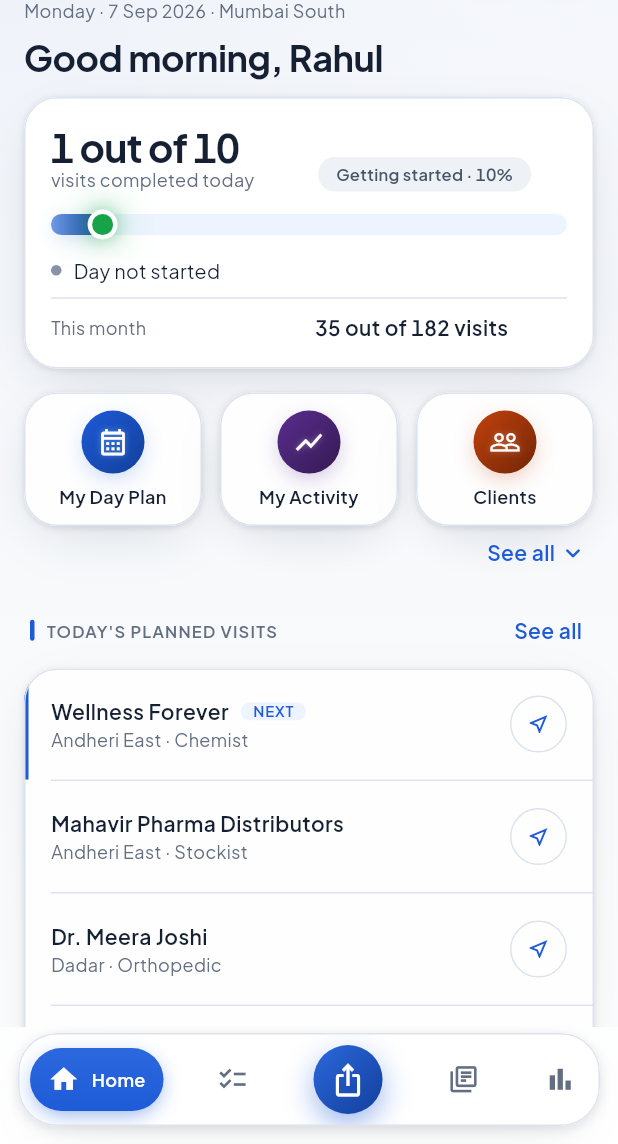
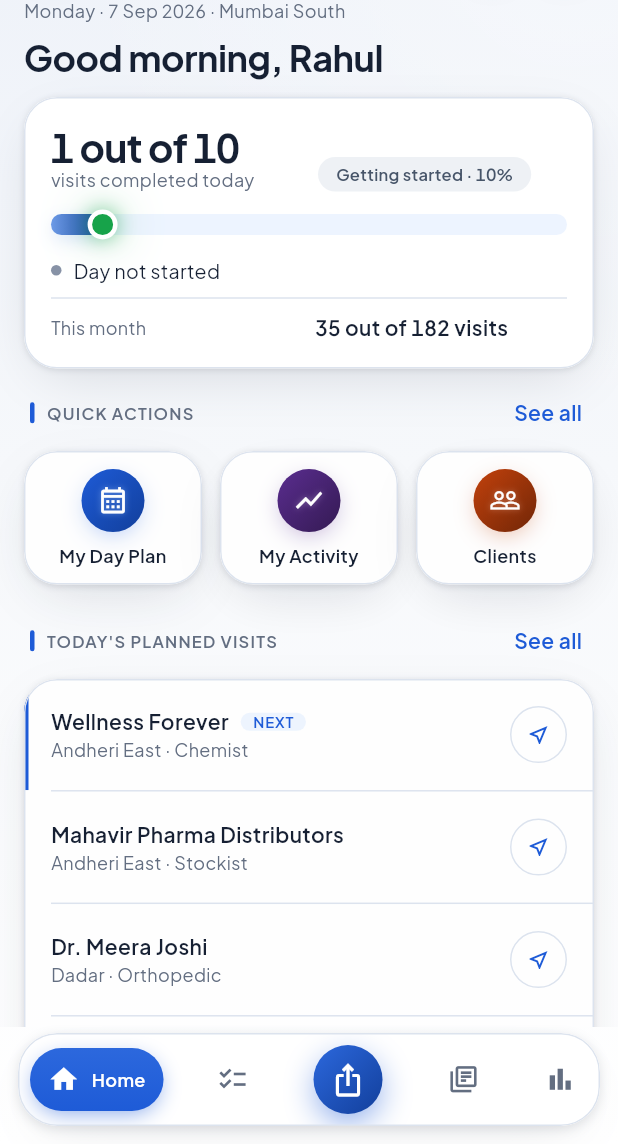
Before and after one commit to PardhaSarathy/FieldForce, a Flutter app: the screen it shows after launch, after a tap on "Sign in", on a phone screen of 412 x 824 dp, the part 92-1236 px from its top. Run offline on Flutter 3.47's test engine with Material 3 defaults, Android fonts, the phone set to English and light mode, and no system bars; our stand-ins replace fl_chart, flutter_riverpod, geolocator, go_router, share_plus; missing offline and left inert: file_saver.

Commit message:
Restore the Quick actions heading, built like the visits section
At the client's direct request, asked twice and asked in this shape: the
module grid gets a heading with "See all" on the right, as one
`SectionHeader` — the same object, the same action label and the same
placement as "Today's planned visits" a few rows below. The link that had
been floating under the grid is gone; the header carries it.

The action label is null when there is nothing behind it. On a tablet the
grid already runs six across, so a "See all" there would open what is
open.

This reverses a documented decision, so both rules now say why rather than
leaving the next reader to rediscover the argument and undo it: the
"never name a widget" rule keeps its ground and names Quick actions as its
one standing exception, and the grid's own rule records that the heading
is a client decision rather than a drift.

435 tests green.

Co-Authored-By: Claude Opus 5 <noreply@anthropic.com>

```diff
--- a/lib/features/home/presentation/home_screen.dart
+++ b/lib/features/home/presentation/home_screen.dart
@@ -851,10 +851,16 @@ class _QuickActionsGridState extends State<_QuickActionsGrid> {
   Widget build(BuildContext context) {
     const actions = _QuickActionsGrid.actions;
 
-    // No heading. It said "QUICK ACTIONS", which names the *widget* rather
-    // than the content — the tell of a screen assembled from patterns instead
-    // of written for a rep. Labelled tiles need no label of their own, and
-    // dropping it gave the block back about 30pt.
+    // Heading and "See all", built exactly like "Today's planned visits" a few
+    // rows below: same `SectionHeader`, same action label, same place.
+    //
+    // The heading was removed once for naming the *widget* rather than the
+    // content, which is the rule further down this file. It is back at the
+    // client's explicit request, twice asked — and the shape earns some of it
+    // back: a `SectionHeader` is the app's own object, so the block now
+    // matches the section under it instead of carrying a bare link floating
+    // beneath a grid. If this is ever reconsidered, the argument against is in
+    // the "Never name a widget" rule, not in a preference.
     return Column(
       crossAxisAlignment: CrossAxisAlignment.start,
       children: [
@@ -885,6 +891,19 @@ class _QuickActionsGridState extends State<_QuickActionsGrid> {
             return Column(
               crossAxisAlignment: CrossAxisAlignment.stretch,
               children: [
+                SectionHeader(
+                  title: 'Quick actions',
+                  // Only when there is something behind it. On a tablet the
+                  // grid runs six across and every tile is already on screen,
+                  // so a "See all" there would open what is open.
+                  actionLabel: hidden > 0 || _expanded
+                      ? (_expanded ? 'Show less' : 'See all')
+                      : null,
+                  onAction: () {
+                    AppHaptics.selection();
+                    setState(() => _expanded = !_expanded);
+                  },
+                ),
                 GridView.builder(
                   shrinkWrap: true,
                   physics: const NeverScrollableScrollPhysics(),
@@ -904,47 +923,6 @@ class _QuickActionsGridState extends State<_QuickActionsGrid> {
                   ),
                 ),
 
-                // Right-aligned, like the "See all" on the visit list below —
-                // same words, same place in the block, so the two read as the
-                // same kind of control rather than two inventions.
-                if (hidden > 0 || _expanded)
-                  Align(
-                    alignment: Alignment.centerRight,
-                    child: GestureDetector(
-                      onTap: () {
-                        AppHaptics.selection();
-                        setState(() => _expanded = !_expanded);
-                      },
-                      behavior: HitTestBehavior.opaque,
-                      child: Padding(
-                        padding: const EdgeInsets.only(
-                          top: AppSpacing.sm,
-                          left: AppSpacing.md,
-                          right: AppSpacing.xs,
-                          bottom: AppSpacing.xs,
-                        ),
-                        child: Row(
-                          mainAxisSize: MainAxisSize.min,
-                          children: [
-                            Text(
-                              _expanded ? 'Show less' : 'See all',
-                              style: AppTypography.titleSm.copyWith(
-                                color: AppColors.brand,
-                              ),
-                            ),
-                            const SizedBox(width: 2),
-                            Icon(
-                              _expanded
-                                  ? Icons.keyboard_arrow_up_rounded
-                                  : Icons.keyboard_arrow_down_rounded,
-                              size: AppSizes.iconMd,
-                              color: AppColors.brand,
-                            ),
-                          ],
-                        ),
-                      ),
-                    ),
-                  ),
               ],
             );
           },
```
Also changed, not shown: 2 other files.
